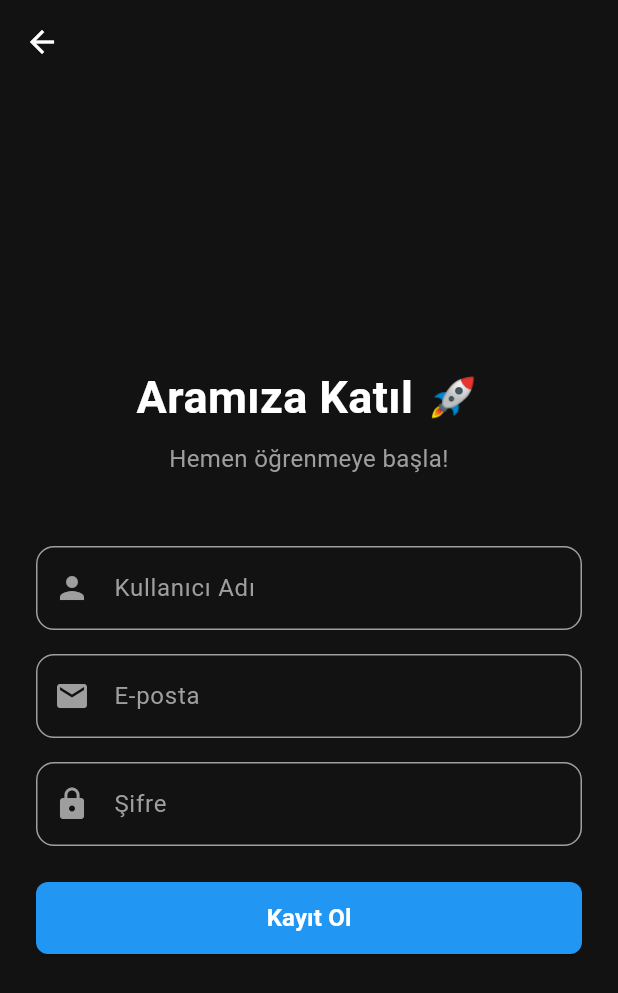
After one commit to Arda-dd/kodlingo, a Flutter app: the screen it shows after launch, after a tap on "Giriş Yap", after a tap on "Hesabın yok mu? Kayıt Ol", on a phone screen of 412 x 824 dp. The commit adds this screen. Shown: the top 993 px of the screen. Run offline on Flutter 3.47's test engine with Material 3 defaults, Android fonts, the phone set to English and light mode, and no system bars; our stand-ins replace cloud_firestore, firebase_auth, firebase_core, flutter_riverpod, shared_preferences; accounts and stored records are empty.

Commit message:
commit12

```diff
--- a/lib/core/routes/app_router.dart
+++ b/lib/core/routes/app_router.dart
@@ -1,49 +1,71 @@
 // lib/core/routes/app_router.dart
 
 import 'package:flutter/material.dart';
+// Ekranların hepsini import ediyoruz
+import '../../presentation/screens/auth/login_screen.dart';
+import '../../presentation/screens/auth/register_screen.dart';
 import '../../presentation/screens/home/home_screen.dart';
+import '../../presentation/screens/coding/coding_screen.dart';
 import '../../presentation/screens/lesson/lesson_screen.dart';
-import '../../presentation/screens/coding/coding_screen.dart';
 import '../../presentation/screens/result/lesson_success_screen.dart';
-// Yeni import:
-import '../../presentation/screens/settings/settings_screen.dart';
+import '../../presentation/screens/settings/settings_screen.dart'; // <-- EKLENDİ
 
 class AppRouter {
-  static const String home = '/';
+  // Rota İsimleri (Sabitler)
+  static const String login = '/';
+  static const String register = '/register';
+  static const String home = '/home';
+  static const String coding = '/coding';
   static const String lesson = '/lesson';
-  static const String coding = '/coding';
-  static const String lessonSuccess = '/lesson_success';
-  static const String settings = '/settings'; // <--- Yeni Rota Tanımı
+  static const String lessonSuccess = '/lesson-success';
+  static const String settings = '/settings'; // <-- EKLENDİ (Hata buradaydı)
 
-  static Route<dynamic>? generateRoute(RouteSettings settings) {
+  static Route<dynamic> generateRoute(RouteSettings settings) {
     switch (settings.name) {
+      case login:
+        return MaterialPageRoute(builder: (_) => const LoginScreen());
+
+      case register:
+        return MaterialPageRoute(builder: (_) => const RegisterScreen());
+
       case home:
         return MaterialPageRoute(builder: (_) => const HomeScreen());
+
+      case coding:
+        final lessonId = settings.arguments as int? ?? 1;
+        return MaterialPageRoute(
+            builder: (_) => CodingScreen(lessonId: lessonId));
+
+      case AppRouter.settings: // <-- Ayarlar Sayfası Yönlendirmesi
+        return MaterialPageRoute(builder: (_) => const SettingsScreen());
+
       case lesson:
-        final args = settings.arguments as Map<String, dynamic>?;
-        final lessonId = args?['lessonId'] as int? ?? 1;
+        // Gelen veriyi güvenli şekilde alıyoruz
+        final lessonId = settings.arguments;
+        if (lessonId is int) {
+          return MaterialPageRoute(
+            builder: (_) => LessonScreen(lessonId: lessonId),
+          );
+        }
+        // Hata durumunda (String gelirse vs.) varsayılan bir değerle aç
         return MaterialPageRoute(
-          builder: (_) => LessonScreen(lessonId: lessonId),
+          builder: (_) => const LessonScreen(lessonId: 1),
         );
-      case coding:
-        final args = settings.arguments as Map<String, dynamic>?;
-        final lessonId = args?['lessonId'] as int? ?? 1;
-        return MaterialPageRoute(
-          builder: (_) => CodingScreen(lessonId: lessonId),
-        );
+
       case lessonSuccess:
         final args = settings.arguments as Map<String, dynamic>?;
-        final xp = args?['earnedXp'] as int? ?? 0;
         return MaterialPageRoute(
-          builder: (_) => LessonSuccessScreen(earnedXp: xp),
+          builder: (_) => LessonSuccessScreen(
+            earnedXp: args?['earnedXp'] ?? 0,
+          ),
         );
 
-      // AŞAĞIDAKİ KISMI EKLEYİN:
-      case AppRouter.settings:
-        return MaterialPageRoute(builder: (_) => const SettingsScreen());
-
       default:
-        return null;
+        return MaterialPageRoute(
+          builder: (_) => Scaffold(
+            body: Center(child: Text('Rota bulunamadı: ${settings.name}')),
+          ),
+        );
     }
   }
 }
--- a/lib/main.dart
+++ b/lib/main.dart
@@ -1,23 +1,21 @@
 // lib/main.dart
 
 import 'package:flutter/material.dart';
-import 'package:firebase_core/firebase_core.dart'; // <-- YENİ EKLENDİ
+import 'package:firebase_core/firebase_core.dart';
+import 'package:firebase_auth/firebase_auth.dart'; // <-- Bunu eklemeyi unutma
 import 'package:flutter_riverpod/flutter_riverpod.dart'
     hide ChangeNotifierProvider, Provider;
 import 'package:provider/provider.dart';
 
-import 'firebase_options.dart'; // <-- YENİ EKLENDİ (Az önce oluşan dosya)
+import 'firebase_options.dart';
 import 'core/routes/app_router.dart';
 import 'core/theme/app_theme.dart';
 import 'data/providers/user_local_provider.dart';
 import 'domain/notifiers/user_notifier.dart';
 
 void main() async {
-  // <-- async EKLENDİ
-  WidgetsFlutterBinding
-      .ensureInitialized(); // <-- YENİ EKLENDİ (Hata almamak için şart)
+  WidgetsFlutterBinding.ensureInitialized();
 
-  // Firebase'i başlatıyoruz
   await Firebase.initializeApp(
     options: DefaultFirebaseOptions.currentPlatform,
   );
@@ -37,11 +35,15 @@ class LoopageApp extends StatelessWidget {
 
   @override
   Widget build(BuildContext context) {
+    // Kullanıcı giriş yapmış mı kontrol et (Tek satırda)
+    final bool isLoggedIn = FirebaseAuth.instance.currentUser != null;
+
     return MaterialApp(
       title: 'Loopage',
       debugShowCheckedModeBanner: false,
       theme: AppTheme.darkTheme,
-      initialRoute: AppRouter.home,
+      // Eğer giriş yapmışsa Home, yapmamışsa Login aç:
+      initialRoute: isLoggedIn ? AppRouter.home : AppRouter.login,
       onGenerateRoute: AppRouter.generateRoute,
     );
   }
--- /dev/null
+++ b/lib/presentation/screens/auth/login_screen.dart
@@ -0,0 +1,160 @@
+// lib/presentation/screens/auth/login_screen.dart
+
+import 'package:flutter/material.dart';
+import 'package:provider/provider.dart';
+import '../../../core/routes/app_router.dart';
+import '../../../domain/notifiers/user_notifier.dart';
+import '../../widgets/common/custom_button.dart';
+
+class LoginScreen extends StatefulWidget {
+  const LoginScreen({super.key});
+
+  @override
+  State<LoginScreen> createState() => _LoginScreenState();
+}
+
+class _LoginScreenState extends State<LoginScreen> {
+  final _emailController = TextEditingController();
+  final _passwordController = TextEditingController();
+  final _formKey = GlobalKey<FormState>();
+  bool _isLoading = false;
+
+  @override
+  Widget build(BuildContext context) {
+    return Scaffold(
+      body: SafeArea(
+        child: Padding(
+          padding: const EdgeInsets.all(24.0),
+          child: Center(
+            child: SingleChildScrollView(
+              child: Form(
+                key: _formKey,
+                child: Column(
+                  mainAxisAlignment: MainAxisAlignment.center,
+                  crossAxisAlignment: CrossAxisAlignment.stretch,
+                  children: [
+                    // Logo ve Başlık
+                    const Icon(
+                      Icons.code,
+                      size: 80,
+                      color: Color(0xFF4CAF50), // Loopage Yeşili
+                    ),
+                    const SizedBox(height: 16),
+                    const Text(
+                      'Loopage',
+                      textAlign: TextAlign.center,
+                      style: TextStyle(
+                        fontSize: 32,
+                        fontWeight: FontWeight.bold,
+                        color: Colors.white,
+                      ),
+                    ),
+                    const SizedBox(height: 8),
+                    const Text(
+                      'Tekrar hoş geldin!',
+                      textAlign: TextAlign.center,
+                      style: TextStyle(color: Colors.grey, fontSize: 16),
+                    ),
+                    const SizedBox(height: 48),
+
+                    // Email Alanı
+                    TextFormField(
+                      controller: _emailController,
+                      style: const TextStyle(color: Colors.white),
+                      decoration: _inputDecoration('E-posta', Icons.email),
+                      validator: (value) => value != null && value.contains('@')
+                          ? null
+                          : 'Geçerli bir e-posta girin',
+                    ),
+                    const SizedBox(height: 16),
+
+                    // Şifre Alanı
+                    TextFormField(
+                      controller: _passwordController,
+                      obscureText: true,
+                      style: const TextStyle(color: Colors.white),
+                      decoration: _inputDecoration('Şifre', Icons.lock),
+                      validator: (value) => value != null && value.length >= 6
+                          ? null
+                          : 'Şifre en az 6 karakter olmalı',
+                    ),
+                    const SizedBox(height: 24),
+
+                    // Giriş Butonu
+                    _isLoading
+                        ? const Center(child: CircularProgressIndicator())
+                        : CustomButton(
+                            text: 'Giriş Yap',
+                            onPressed: _handleLogin,
+                            backgroundColor: const Color(0xFF4CAF50),
+                          ),
+                    const SizedBox(height: 16),
+
+                    // Kayıt Ol Linki
+                    TextButton(
+                      onPressed: () {
+                        Navigator.pushNamed(context, AppRouter.register);
+                      },
+                      child: const Text(
+                        'Hesabın yok mu? Kayıt Ol',
+                        style: TextStyle(color: Colors.white70),
+                      ),
+                    ),
+                  ],
+                ),
+              ),
+            ),
+          ),
+        ),
+      ),
+    );
+  }
+
+  InputDecoration _inputDecoration(String label, IconData icon) {
+    return InputDecoration(
+      labelText: label,
+      prefixIcon: Icon(icon, color: Colors.grey),
+      labelStyle: const TextStyle(color: Colors.grey),
+      enabledBorder: OutlineInputBorder(
+        borderRadius: BorderRadius.circular(12),
+        borderSide: const BorderSide(color: Colors.grey),
+      ),
+      focusedBorder: OutlineInputBorder(
+        borderRadius: BorderRadius.circular(12),
+        borderSide: const BorderSide(color: Color(0xFF4CAF50)),
+      ),
+      errorBorder: OutlineInputBorder(
+        borderRadius: BorderRadius.circular(12),
+        borderSide: const BorderSide(color: Colors.redAccent),
+      ),
+      focusedErrorBorder: OutlineInputBorder(
+        borderRadius: BorderRadius.circular(12),
+        borderSide: const BorderSide(color: Colors.redAccent),
+      ),
+    );
+  }
+
+  Future<void> _handleLogin() async {
+    if (_formKey.currentState!.validate()) {
+      setState(() => _isLoading = true);
+      try {
+        final userNotifier = Provider.of<UserNotifier>(context, listen: false);
+        await userNotifier.login(
+          _emailController.text.trim(),
+          _passwordController.text.trim(),
+        );
+        if (mounted) {
+          Navigator.pushReplacementNamed(context, AppRouter.home);
+        }
+      } catch (e) {
+        if (mounted) {
+          ScaffoldMessenger.of(context).showSnackBar(
+            SnackBar(content: Text('Hata: ${e.toString()}')),
+          );
+        }
+      } finally {
+        if (mounted) setState(() => _isLoading = false);
+      }
+    }
+  }
+}
--- /dev/null
+++ b/lib/presentation/screens/auth/register_screen.dart
@@ -0,0 +1,157 @@
+// lib/presentation/screens/auth/register_screen.dart
+
+import 'package:flutter/material.dart';
+import 'package:provider/provider.dart';
+import '../../../core/routes/app_router.dart';
+import '../../../domain/notifiers/user_notifier.dart';
+import '../../widgets/common/custom_button.dart';
+
+class RegisterScreen extends StatefulWidget {
+  const RegisterScreen({super.key});
+
+  @override
+  State<RegisterScreen> createState() => _RegisterScreenState();
+}
+
+class _RegisterScreenState extends State<RegisterScreen> {
+  final _usernameController = TextEditingController();
+  final _emailController = TextEditingController();
+  final _passwordController = TextEditingController();
+  final _formKey = GlobalKey<FormState>();
+  bool _isLoading = false;
+
+  @override
+  Widget build(BuildContext context) {
+    return Scaffold(
+      appBar: AppBar(
+        backgroundColor: Colors.transparent,
+        elevation: 0,
+        leading: IconButton(
+          icon: const Icon(Icons.arrow_back, color: Colors.white),
+          onPressed: () => Navigator.pop(context),
+        ),
+      ),
+      body: SafeArea(
+        child: Padding(
+          padding: const EdgeInsets.all(24.0),
+          child: Center(
+            child: SingleChildScrollView(
+              child: Form(
+                key: _formKey,
+                child: Column(
+                  mainAxisAlignment: MainAxisAlignment.center,
+                  crossAxisAlignment: CrossAxisAlignment.stretch,
+                  children: [
+                    const Text(
+                      'Aramıza Katıl 🚀',
+                      textAlign: TextAlign.center,
+                      style: TextStyle(
+                        fontSize: 30,
+                        fontWeight: FontWeight.bold,
+                        color: Colors.white,
+                      ),
+                    ),
+                    const SizedBox(height: 8),
+                    const Text(
+                      'Hemen öğrenmeye başla!',
+                      textAlign: TextAlign.center,
+                      style: TextStyle(color: Colors.grey, fontSize: 16),
+                    ),
+                    const SizedBox(height: 48),
+
+                    // Kullanıcı Adı
+                    TextFormField(
+                      controller: _usernameController,
+                      style: const TextStyle(color: Colors.white),
+                      decoration:
+                          _inputDecoration('Kullanıcı Adı', Icons.person),
+                      validator: (value) => value != null && value.isNotEmpty
+                          ? null
+                          : 'Kullanıcı adı gerekli',
+                    ),
+                    const SizedBox(height: 16),
+
+                    // Email
+                    TextFormField(
+                      controller: _emailController,
+                      style: const TextStyle(color: Colors.white),
+                      decoration: _inputDecoration('E-posta', Icons.email),
+                      validator: (value) => value != null && value.contains('@')
+                          ? null
+                          : 'Geçerli bir e-posta girin',
+                    ),
+                    const SizedBox(height: 16),
+
+                    // Şifre
+                    TextFormField(
+                      controller: _passwordController,
+                      obscureText: true,
+                      style: const TextStyle(color: Colors.white),
+                      decoration: _inputDecoration('Şifre', Icons.lock),
+                      validator: (value) => value != null && value.length >= 6
+                          ? null
+                          : 'Şifre en az 6 karakter olmalı',
+                    ),
+                    const SizedBox(height: 24),
+
+                    // Kayıt Butonu
+                    _isLoading
+                        ? const Center(child: CircularProgressIndicator())
+                        : CustomButton(
+                            text: 'Kayıt Ol',
+                            onPressed: _handleRegister,
+                            backgroundColor: const Color(0xFF2196F3), // Mavi
+                          ),
+                  ],
+                ),
+              ),
+            ),
+          ),
+        ),
+      ),
+    );
+  }
+
+  InputDecoration _inputDecoration(String label, IconData icon) {
+    return InputDecoration(
+      labelText: label,
+      prefixIcon: Icon(icon, color: Colors.grey),
+      labelStyle: const TextStyle(color: Colors.grey),
+      enabledBorder: OutlineInputBorder(
+        borderRadius: BorderRadius.circular(12),
+        borderSide: const BorderSide(color: Colors.grey),
+      ),
+      focusedBorder: OutlineInputBorder(
+        borderRadius: BorderRadius.circular(12),
+        borderSide: const BorderSide(color: Color(0xFF2196F3)),
+      ),
+    );
+  }
+
+  Future<void> _handleRegister() async {
+    if (_formKey.currentState!.validate()) {
+      setState(() => _isLoading = true);
+      try {
+        final userNotifier = Provider.of<UserNotifier>(context, listen: false);
+        await userNotifier.register(
+          _emailController.text.trim(),
+          _passwordController.text.trim(),
+          _usernameController.text.trim(),
+        );
+        if (mounted) {
+          // Başarılı olursa ana sayfaya git
+          Navigator.pushNamedAndRemoveUntil(
+              context, AppRouter.home, (route) => false);
+        }
+      } catch (e) {
+        if (mounted) {
+          ScaffoldMessenger.of(context).showSnackBar(
+            SnackBar(content: Text('Hata: ${e.toString()}')),
+          );
+        }
+      } finally {
+        if (mounted) setState(() => _isLoading = false);
+      }
+    }
+  }
+}
```
Also changed, not shown: lib/domain/notifiers/user_notifier.dart (+129 -102 lines).
